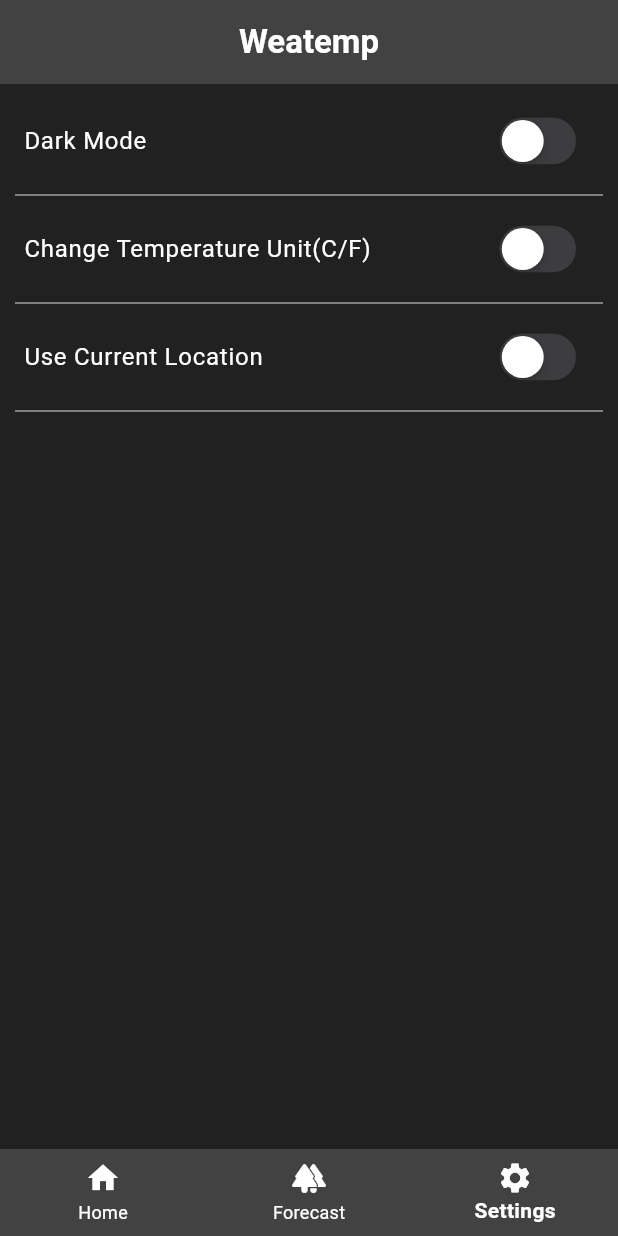
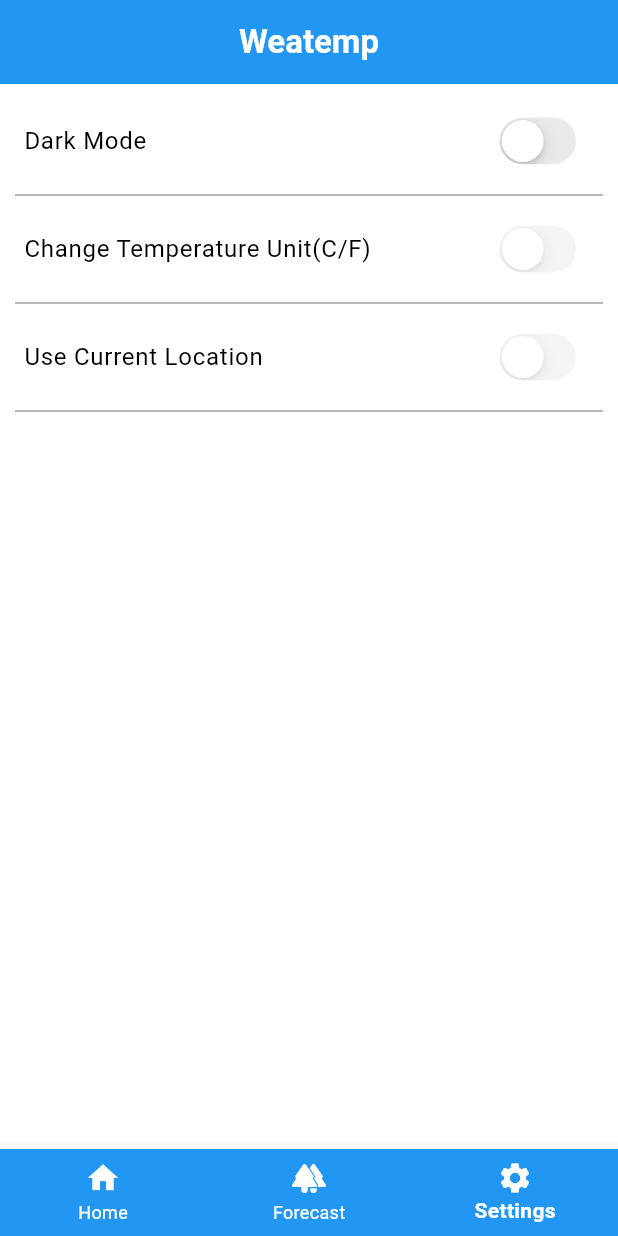
Before and after one commit to Ravi2006kant/Weatemp, a Flutter app: the screen it shows after launch, item 3 of the bottom bar chosen, on a phone screen of 412 x 824 dp. Run offline on Flutter 3.47's test engine with Material 3 defaults, Android fonts, the phone set to English and light mode, and no system bars.

Commit message:
dark mode

```diff
--- a/lib/components/infoRow.dart
+++ b/lib/components/infoRow.dart
@@ -16,8 +16,9 @@ class Inforow extends StatelessWidget {
   @override
   Widget build(BuildContext context) {
     return ListTile(
-      leading: Icon(iconData,color: color,),
+      leading: Icon(iconData, color: color),
       title: Text(title),
+      textColor: Colors.white,
       trailing: Text(weatData, style: TextStyle(fontSize: 15)),
     );
   }
--- a/lib/components/tile.dart
+++ b/lib/components/tile.dart
@@ -1,36 +1,37 @@
 import 'package:flutter/cupertino.dart';
 import 'package:flutter/material.dart';
+import 'package:provider/provider.dart';
+import 'package:weatemp/theme/theme_provider.dart';
 
-class Tile extends StatefulWidget {
-  Text title;
-  Tile({super.key, required this.title, Function(bool)? onChanged});
+class Tile extends StatelessWidget {
+  final Text title;
+  final bool value;
+  final Function(bool)? onChange;
 
-  @override
-  State<Tile> createState() => _TileState();
-}
+  const Tile({
+    super.key,
+    required this.title,
+    required this.value,
+    this.onChange,
+  });
 
-class _TileState extends State<Tile> {
-  bool val = false;
   @override
   Widget build(BuildContext context) {
     return Column(
       children: [
         ListTile(
-          title: widget.title,
+          title: title,
           trailing: CupertinoSwitch(
-            value: val,
+            value: value,
             activeTrackColor: Colors.blue.shade400,
-            onChanged: (value) {
-              setState(() {
-                val = !val;
-              });
-              ScaffoldMessenger.of(
-                context,
-              ).showSnackBar(SnackBar(content: Text("Clicked")));
-            },
+            onChanged: onChange,
           ),
         ),
-        Divider(color: Colors.grey, indent: 10, endIndent: 10),
+        const Divider(
+          color: Colors.grey,
+          indent: 10,
+          endIndent: 10,
+        ),
       ],
     );
   }
--- a/lib/main.dart
+++ b/lib/main.dart
@@ -1,12 +1,17 @@
 import 'package:flutter/material.dart';
 import 'package:provider/provider.dart';
 import 'package:weatemp/pages/home.dart';
-import 'package:weatemp/pages/setting.dart';
-import 'package:weatemp/theme/theme.dart';
+
 import 'package:weatemp/theme/theme_provider.dart';
 
-void main() async {
-  runApp(const MainApp());
+void main() {
+  runApp(
+    ChangeNotifierProvider(
+      create: (context) => ThemeProvider(),
+      child: const MainApp(),
+    ),
+  );
+
   // WidgetsFlutterBinding();
   // await Firebase.initializeApp(options: DefaultFirebaseOptions.currentPlatform);
   // runApp(
@@ -22,13 +27,12 @@ class MainApp extends StatelessWidget {
 
   @override
   Widget build(BuildContext context) {
-    return ChangeNotifierProvider(
-      create: (context) => ThemeProvider(),
-      child: MaterialApp(
-        home: Home(),
-        debugShowCheckedModeBanner: false,
-        theme: darkMode,
-      ),
+    final themeProvider = context.watch<ThemeProvider>();
+
+    return MaterialApp(
+      home: Home(),
+      debugShowCheckedModeBanner: false,
+      theme: themeProvider.themeData,
     );
     //   home: ChangeNotifierProvider(
     //     create: (context) => ThemeProvider(),
--- a/lib/pages/dashboard.dart
+++ b/lib/pages/dashboard.dart
@@ -42,6 +42,7 @@ class _DashboardState extends State<Dashboard> {
 
   @override
   Widget build(BuildContext context) {
+
     return Scaffold(
       body: SafeArea(
         child: Column(
@@ -80,6 +81,7 @@ class _DashboardState extends State<Dashboard> {
                     color: Colors.white,
                     iconData: Icons.location_pin,
                     title: "City Name",
+
                     weatData: city.text == "" ? "--" : city.text.toUpperCase(),
                   ),
 
--- a/lib/pages/setting.dart
+++ b/lib/pages/setting.dart
@@ -1,4 +1,3 @@
-import 'package:flutter/cupertino.dart';
 import 'package:flutter/material.dart';
 import 'package:provider/provider.dart';
 import 'package:weatemp/components/tile.dart';
@@ -12,15 +11,19 @@ class Setting extends StatelessWidget {
     return Scaffold(
       body: Column(
         children: [
-          SizedBox(height: 10),
+          const SizedBox(height: 10),
+
           Tile(
-            title: Text("Dark Mode"),
-            onChanged: (p0) {
-              Provider.of<ThemeProvider>(context, listen: false).toggle();
+            title: const Text("Dark Mode"),
+            value: context.watch<ThemeProvider>().isdark,
+            onChange: (value) {
+              context.read<ThemeProvider>().toggle();
             },
           ),
-          Tile(title: Text("Change Temperature Unit(C/F)")),
-          Tile(title: Text("Use Current Location")),
+
+          Tile(title: const Text("Change Temperature Unit(C/F)"), value: false),
+
+          Tile(title: const Text("Use Current Location"), value: false),
         ],
       ),
     );
--- a/lib/theme/theme_provider.dart
+++ b/lib/theme/theme_provider.dart
@@ -1,16 +1,28 @@
 import 'package:flutter/material.dart';
+import 'package:weatemp/theme/theme.dart';
 
-class ThemeProvider extends ChangeNotifier{
+class ThemeProvider extends ChangeNotifier {
+  bool _isdark = false;
 
-  bool isdark = false;
-  void toggle(){
-    isdark = !isdark;
+  bool get isdark => _isdark;
+
+  ThemeData get themeData {
+    return _isdark ? darkMode :lightMode ;
+  }
+
+  void toggle() {
+    _isdark = !_isdark;
     notifyListeners();
   }
 }
 
 
 
+/*
+
+get because tp now themedata i am confused and also
+ not able to process these thigns
+*/
 
 
 
```
